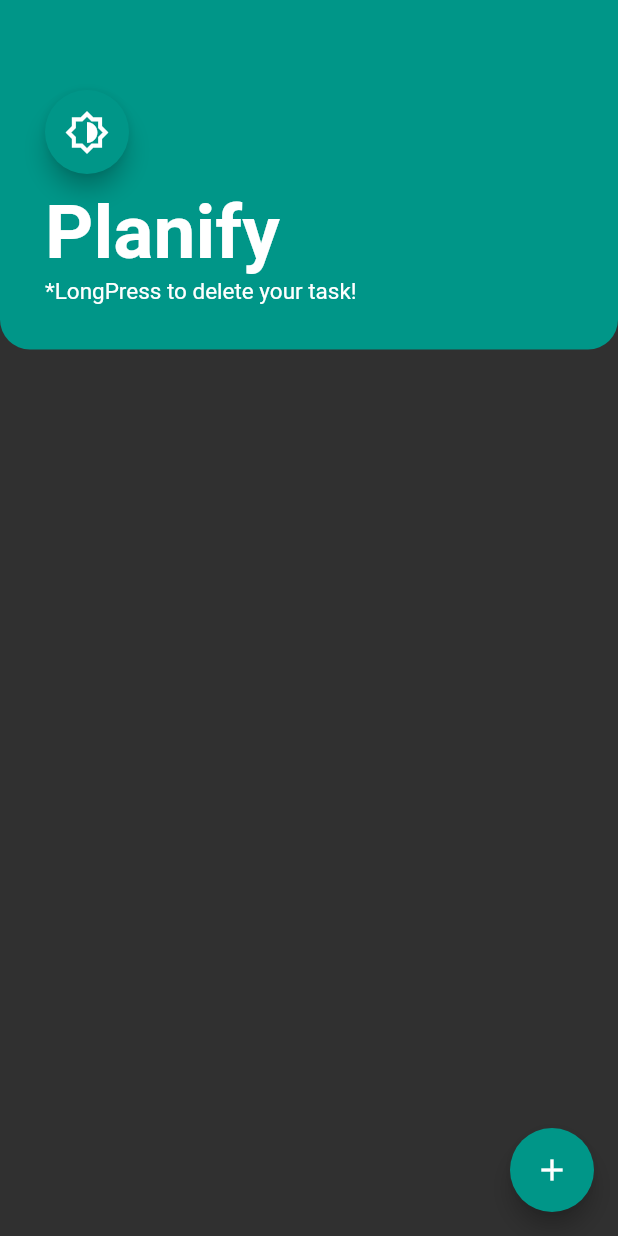
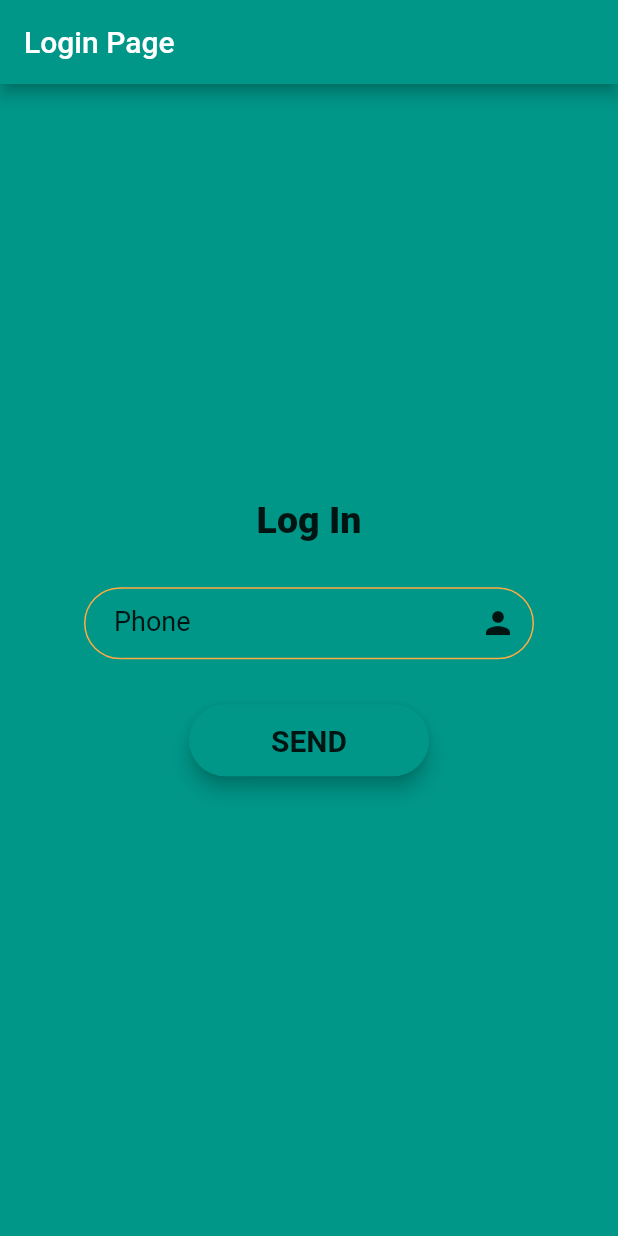
Before and after one commit to abhishekd23/todo_firestore, a Flutter app: the screen it shows after launch, on a phone screen of 412 x 824 dp. Run offline on Flutter 3.47's test engine with Material 2 defaults, Android fonts, the phone set to English and light mode, and no system bars; our stand-ins replace cloud_firestore, date_field, firebase_auth, firebase_core, flutter_local_notifications, flutter_spinkit and 1 more; accounts and stored records are empty.

```diff
--- a/lib/change.dart
+++ b/lib/change.dart
@@ -22,3 +22,82 @@ class ThemeModel extends ChangeNotifier {
     }
   }
 }
+
+class RoundedButton extends StatelessWidget {
+  RoundedButton({this.colour, this.text, this.onPressed});
+
+  final colour;
+  final Function()? onPressed;
+  final String? text;
+
+  @override
+  Widget build(BuildContext context) {
+    return Center(
+      child: Padding(
+        padding: EdgeInsets.all(0.0),
+        child: Material(
+          elevation: 5.0,
+          color: colour,
+          borderRadius: BorderRadius.circular(30.0),
+          child: MaterialButton(
+            //hoverElevation: ,
+            onPressed: onPressed,
+            minWidth: 160.0,
+            height: 42.0,
+            child: Text(
+              text!,
+              style: TextStyle(
+                color: Colors.black87,
+                fontSize: 20,
+                fontWeight: FontWeight.bold,
+              ),
+            ),
+          ),
+        ),
+      ),
+    );
+  }
+}
+
+class AppBars extends StatelessWidget implements PreferredSizeWidget {
+  const AppBars({this.title, this.backgroundColor, required this.appBar});
+
+  final Color? backgroundColor;
+  final Text? title;
+  final AppBar appBar;
+  @override
+  Widget build(BuildContext context) {
+    return AppBar(
+      title: title,
+      backgroundColor: backgroundColor,
+    );
+  }
+
+  @override
+  Size get preferredSize => new Size.fromHeight(appBar.preferredSize.height);
+}
+
+const kTextFieldDecoration = InputDecoration(
+  fillColor: Colors.black,
+  hintStyle: TextStyle(
+    fontSize: 15,
+    //fontWeight: FontWeight.bold,
+    color: Colors.black,
+  ),
+  contentPadding: EdgeInsets.symmetric(vertical: 10.0, horizontal: 20.0),
+  border: OutlineInputBorder(
+    borderRadius: BorderRadius.all(
+      Radius.circular(15.0),
+    ),
+  ),
+  enabledBorder: OutlineInputBorder(
+    borderSide: BorderSide(color: Color(0xffffab41), width: 1.0),
+    borderRadius: BorderRadius.all(Radius.circular(25.0)),
+  ),
+  focusedBorder: OutlineInputBorder(
+    borderSide: BorderSide(color: const Color(0xffffab41), width: 4.0),
+    borderRadius: BorderRadius.all(Radius.circular(25.0)),
+  ),
+);
+
+Color backgroundColor = const Color(0xffffab41);
--- /dev/null
+++ b/lib/login_screen.dart
@@ -0,0 +1,246 @@
+import 'package:cloud_firestore/cloud_firestore.dart';
+import 'package:firebase_auth/firebase_auth.dart';
+import 'package:flutter/material.dart';
+import 'package:flutter/services.dart';
+import 'package:todo_app_firestore/task_screen.dart';
+
+import 'change.dart';
+
+TextEditingController phoneController = TextEditingController();
+enum MobileVerificationState {
+  SHOW_MOBILE_FORM_STATE,
+  SHOW_OTP_FORM_STATE,
+}
+
+class LoginScreen extends StatefulWidget {
+  const LoginScreen({Key? key}) : super(key: key);
+
+  @override
+  State<LoginScreen> createState() => _LoginScreenState();
+}
+
+class _LoginScreenState extends State<LoginScreen> {
+  bool showSpinner = false;
+  MobileVerificationState currentState =
+      MobileVerificationState.SHOW_MOBILE_FORM_STATE;
+  late String verificationId;
+  FirebaseAuth _auth = FirebaseAuth.instance;
+  final _passwordController = TextEditingController();
+
+  final _otpController = TextEditingController();
+
+  Future<void> userSetup(String displayName) async {
+    FirebaseAuth auth = FirebaseAuth.instance;
+    await FirebaseFirestore.instance
+        .collection('Users')
+        .doc(auth.currentUser!.uid)
+        .set({'userId': auth.currentUser!.uid});
+
+    String uid = auth.currentUser!.uid.toString();
+    return;
+  }
+
+  void signInWithPhoneAuthCredential(
+      PhoneAuthCredential phoneAuthCredential) async {
+    setState(() {
+      showSpinner = true;
+    });
+    try {
+      final authCredential =
+          await _auth.signInWithCredential(phoneAuthCredential);
+      setState(() {
+        showSpinner = false;
+      });
+      if (authCredential.user != null) {
+        userSetup(phoneController.text);
+        Navigator.push(
+            context,
+            MaterialPageRoute(
+                builder: (context) => TaskScreen(
+                      phoneController: phoneController,
+                    )));
+      }
+    } on FirebaseAuthException catch (e) {
+      setState(() {
+        showSpinner = false;
+      });
+      _scaffoldKey.currentState?.showSnackBar(
+        SnackBar(
+          content: Text("${e.message}"),
+        ),
+      );
+    }
+  }
+
+  getMobileFormWidget(context) {
+    return Center(
+      child: SingleChildScrollView(
+        child: Padding(
+          padding: const EdgeInsets.symmetric(horizontal: 40),
+          child: Column(
+            mainAxisAlignment: MainAxisAlignment.center,
+            crossAxisAlignment: CrossAxisAlignment.stretch,
+            children: <Widget>[
+              const Center(
+                child: Text(
+                  "Log In",
+                  style: TextStyle(
+                    color: Colors.black87,
+                    fontSize: 25.0,
+                    fontWeight: FontWeight.w800,
+                  ),
+                ),
+              ),
+              const SizedBox(
+                height: 30.0,
+              ),
+              TextField(
+                controller: phoneController,
+                textAlign: TextAlign.center,
+                decoration: kTextFieldDecoration.copyWith(
+                  suffixIcon: const Icon(
+                    Icons.person,
+                    color: Colors.black87,
+                  ),
+                  labelText: "Phone",
+                  labelStyle: const TextStyle(
+                    color: Colors.black87,
+                    fontSize: 18.0,
+                  ),
+                ),
+              ),
+              const SizedBox(
+                height: 30.0,
+              ),
+              RoundedButton(
+                  colour: Colors.teal,
+                  text: "SEND",
+                  onPressed: () async {
+                    setState(() {
+                      showSpinner = true;
+                    });
+                    await _auth.verifyPhoneNumber(
+                      phoneNumber: phoneController.text,
+                      verificationCompleted: (phoneAuthCredential) async {
+                        setState(() {
+                          showSpinner = false;
+                        });
+                      },
+                      verificationFailed: (verificationFailed) async {
+                        setState(() {
+                          showSpinner = false;
+                        });
+                        _scaffoldKey.currentState?.showSnackBar(
+                          SnackBar(
+                            content: Text("${verificationFailed.message}"),
+                          ),
+                        );
+                      },
+                      codeSent: (verificationId, resendingToken) async {
+                        setState(() {
+                          showSpinner = false;
+                          currentState =
+                              MobileVerificationState.SHOW_OTP_FORM_STATE;
+                          this.verificationId = verificationId;
+                        });
+                      },
+                      codeAutoRetrievalTimeout: (verificationId) async {},
+                    );
+                  }),
+              const SizedBox(
+                height: 30.0,
+              ),
+            ],
+          ),
+        ),
+      ),
+    );
+  }
+
+  getOtpFormWidget(context) {
+    return Center(
+      child: SingleChildScrollView(
+        child: Padding(
+          padding: const EdgeInsets.symmetric(horizontal: 40),
+          child: Column(
+            mainAxisAlignment: MainAxisAlignment.center,
+            crossAxisAlignment: CrossAxisAlignment.stretch,
+            children: <Widget>[
+              const Center(
+                child: Text(
+                  "Log In",
+                  style: TextStyle(
+                    color: Colors.black87,
+                    fontSize: 25.0,
+                    fontWeight: FontWeight.w800,
+                  ),
+                ),
+              ),
+              const SizedBox(
+                height: 30.0,
+              ),
+              TextField(
+                controller: _otpController,
+                textAlign: TextAlign.center,
+                keyboardType: TextInputType.phone,
+                inputFormatters: [FilteringTextInputFormatter.digitsOnly],
+                decoration: kTextFieldDecoration.copyWith(
+                  suffixIcon: const Icon(
+                    Icons.person,
+                    color: Colors.black87,
+                  ),
+                  labelText: "Enter OTP",
+                  labelStyle: const TextStyle(
+                    color: Colors.black87,
+                    fontSize: 18.0,
+                  ),
+                ),
+              ),
+              const SizedBox(
+                height: 30.0,
+              ),
+              RoundedButton(
+                  colour: Colors.teal,
+                  text: "Verify",
+                  onPressed: () async {
+                    PhoneAuthCredential phoneAuthCredential =
+                        PhoneAuthProvider.credential(
+                            verificationId: verificationId,
+                            smsCode: _otpController.text);
+                    signInWithPhoneAuthCredential(phoneAuthCredential);
+                  }),
+              const SizedBox(
+                height: 30.0,
+              ),
+            ],
+          ),
+        ),
+      ),
+    );
+  }
+
+  final GlobalKey<ScaffoldState> _scaffoldKey = GlobalKey();
+  @override
+  Widget build(BuildContext context) {
+    return SafeArea(
+      child: Scaffold(
+          key: _scaffoldKey,
+          appBar: AppBars(
+            title: Text("Login Page"),
+            backgroundColor: Colors.teal,
+            appBar: AppBar(),
+          ),
+          backgroundColor: Colors.teal,
+          body: Container(
+            child: showSpinner
+                ? Center(
+                    child: CircularProgressIndicator(),
+                  )
+                : currentState == MobileVerificationState.SHOW_MOBILE_FORM_STATE
+                    ? getMobileFormWidget(context)
+                    : getOtpFormWidget(context),
+            padding: EdgeInsets.all(16),
+          )),
+    );
+  }
+}
--- a/lib/main.dart
+++ b/lib/main.dart
@@ -1,9 +1,11 @@
+import 'package:firebase_auth/firebase_auth.dart';
 import 'package:firebase_core/firebase_core.dart';
 import 'package:flutter/material.dart';
 import 'package:provider/provider.dart';
+import 'package:todo_app_firestore/login_screen.dart';
+import 'package:todo_app_firestore/task_screen.dart';
 
 import 'change.dart';
-import 'loading_screen.dart';
 
 void main() async {
   WidgetsFlutterBinding.ensureInitialized();
@@ -22,7 +24,41 @@ class MyApp extends StatelessWidget {
     return MaterialApp(
       debugShowCheckedModeBanner: false,
       theme: Provider.of<ThemeModel>(context).currentTheme,
-      home: LoadingScreen(),
+      home: InitialerWidget(),
     );
   }
 }
+
+class InitialerWidget extends StatefulWidget {
+  const InitialerWidget({Key? key}) : super(key: key);
+
+  @override
+  State<InitialerWidget> createState() => _InitialerWidgetState();
+}
+
+class _InitialerWidgetState extends State<InitialerWidget> {
+  FirebaseAuth? _auth;
+  User? _user;
+  bool isLoading = true;
+  @override
+  void initState() {
+    // TODO: implement initState
+    super.initState();
+    _auth = FirebaseAuth.instance;
+    _user = _auth!.currentUser;
+    isLoading = false;
+  }
+
+  @override
+  Widget build(BuildContext context) {
+    return isLoading
+        ? Scaffold(
+            body: Center(
+              child: CircularProgressIndicator(),
+            ),
+          )
+        : _user == null
+            ? LoginScreen()
+            : TaskScreen();
+  }
+}
--- a/pubspec.yaml
+++ b/pubspec.yaml
@@ -43,6 +43,8 @@ dependencies:
   firebase: ^9.0.2
   firebase_core: ^1.13.1
   uuid: ^3.0.6
+  firebase_auth: ^3.3.11
+  modal_progress_hud_nsn: ^0.1.0-nullsafety-1
 
 dev_dependencies:
   flutter_test:
```
Also changed, not shown: lib/task_screen.dart (+62 -14 lines), pubspec.lock.
